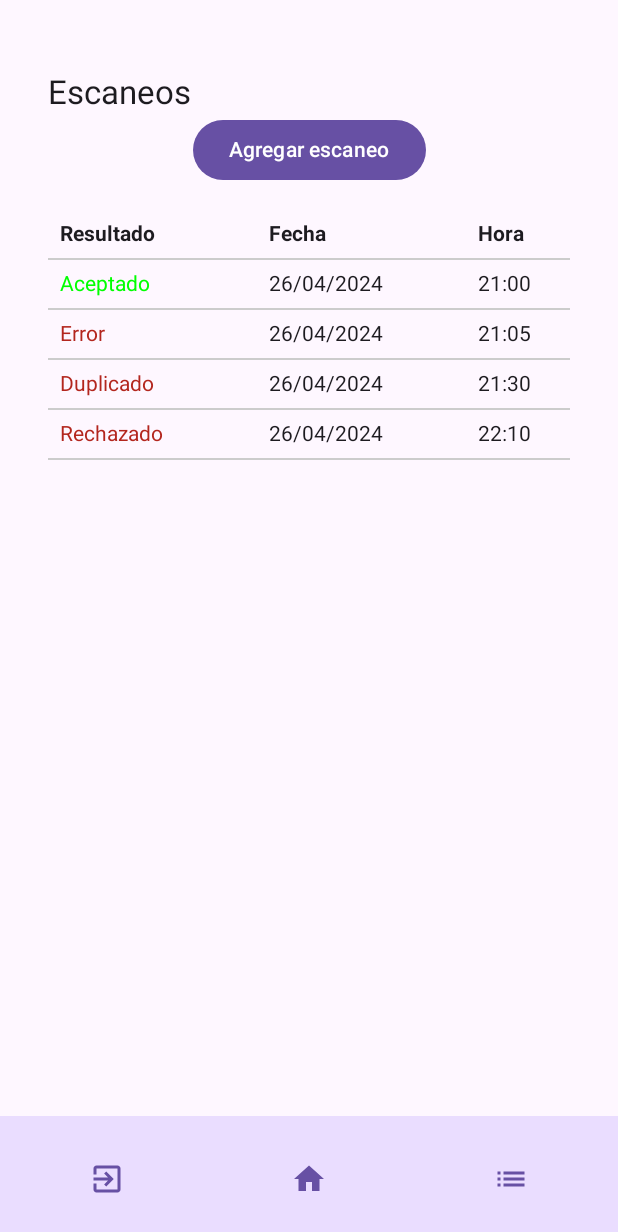
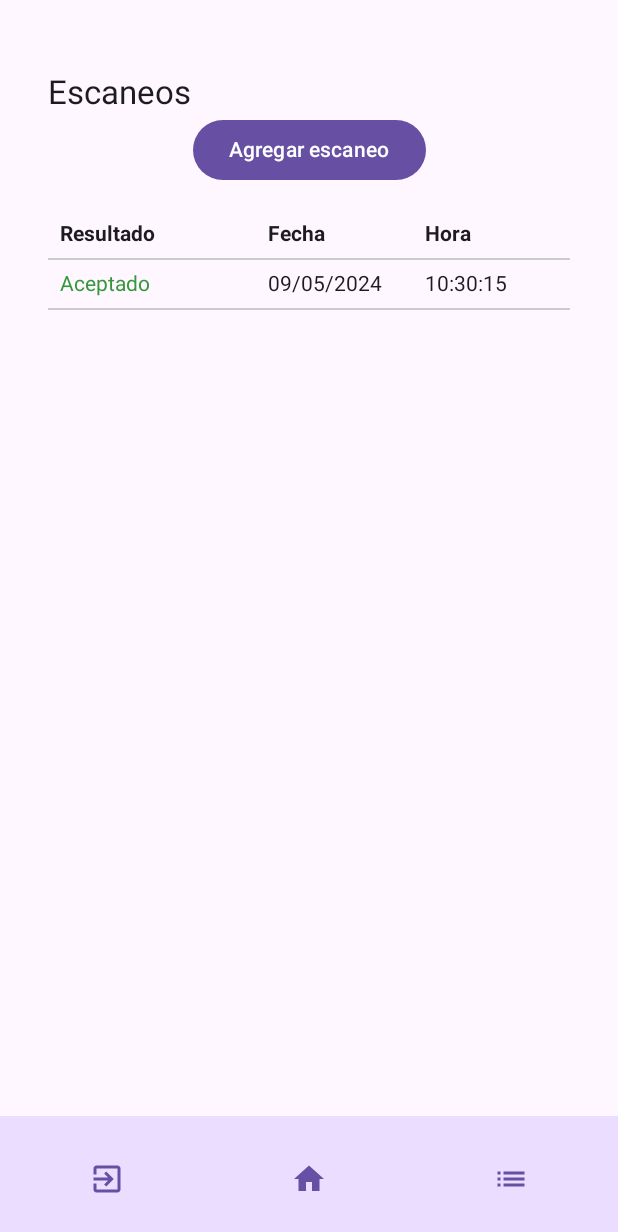
Before and after one commit to JSamuelAP/copytickets-app, an Android app built with Jetpack Compose: the @Preview function LogsScreenPreview, on a phone screen of 412 x 824 dp. Shown: the top 1232 px of the screen. Run offline under Robolectric (Android 15) with nearby library versions, the phone set to English and light mode, and no system bars.

Commit message:
Leer escaneos de la base de datos
Se obtienen los escaneos de la BD y se imprimen en la tabla.
Se cambia el color verde de los escaneos existosos.
Se reduce el tiempo de carga al iniciar sesión.

```diff
--- a/app/src/main/java/com/example/copytickets/screens/LogsScreen.kt
+++ b/app/src/main/java/com/example/copytickets/screens/LogsScreen.kt
@@ -19,6 +19,8 @@ import androidx.compose.material3.MaterialTheme
 import androidx.compose.material3.Scaffold
 import androidx.compose.material3.Text
 import androidx.compose.runtime.Composable
+import androidx.compose.runtime.collectAsState
+import androidx.compose.runtime.getValue
 import androidx.compose.runtime.rememberCoroutineScope
 import androidx.compose.ui.Alignment
 import androidx.compose.ui.Modifier
@@ -34,6 +36,7 @@ import com.example.copytickets.ui.escaneos.data.Escaneo
 import com.example.copytickets.ui.components.BottomBar
 import com.example.copytickets.ui.escaneos.ui.EscaneoViewModel
 import kotlinx.coroutines.launch
+import kotlinx.coroutines.flow.Flow
 
 @RequiresApi(Build.VERSION_CODES.O)
 @Composable
@@ -59,12 +62,7 @@ fun LogsContent(
         verticalArrangement = Arrangement.Center,
         horizontalAlignment = Alignment.CenterHorizontally
     ) {
-        val data = listOf(
-            Escaneo(1, 1, "26/04/2024", "21:00", "Aceptado"),
-            Escaneo(2, 1, "26/04/2024", "21:05", "Error"),
-            Escaneo(3, 1, "26/04/2024", "21:30", "Duplicado"),
-            Escaneo(4, 1, "26/04/2024", "22:10", "Rechazado")
-        )
+        val escaneos = viewModel.getLogs(1)
         Text(
             text = "Escaneos",
             style = MaterialTheme.typography.titleLarge,
@@ -80,18 +78,19 @@ fun LogsContent(
         }) {
             Text("Agregar escaneo")
         }
-        Table(escaneos = data)
+        Table(escaneos)
     }
 }
 
 @Composable
 fun Table(
-    escaneos: List<Escaneo>,
+    data: Flow<List<Escaneo>>,
     modifier: Modifier = Modifier
 ) {
+    val escaneos by data.collectAsState(initial = emptyList())
     val column1Weight = .4f
-    val column2Weight = .4f
-    val column3Weight = .2f
+    val column2Weight = .3f
+    val column3Weight = .3f
 
     LazyColumn(
         modifier
@@ -136,7 +135,7 @@ fun RowScope.TableCell(
         text = text,
         fontWeight = if (heading) FontWeight.Bold else FontWeight.Normal,
         color = when (text) {
-            "Aceptado" -> Color.Green
+            "Aceptado" -> Color(53, 151, 57, 255)
             "Error", "Duplicado", "Rechazado" -> MaterialTheme.colorScheme.error
             else -> MaterialTheme.colorScheme.onSurface
         },
--- a/app/src/main/java/com/example/copytickets/ui/escaneos/ui/EscaneoViewModel.kt
+++ b/app/src/main/java/com/example/copytickets/ui/escaneos/ui/EscaneoViewModel.kt
@@ -5,6 +5,7 @@ import androidx.annotation.RequiresApi
 import androidx.lifecycle.ViewModel
 import com.example.copytickets.ui.escaneos.data.Escaneo
 import com.example.copytickets.ui.escaneos.data.EscaneosRepository
+import kotlinx.coroutines.flow.Flow
 import java.time.LocalDate
 import java.time.LocalTime
 import java.time.format.DateTimeFormatter
@@ -26,4 +27,6 @@ class EscaneoViewModel(private val escaneosRepository: EscaneosRepository) : Vie
 
         escaneosRepository.insertLog(escaneo)
     }
+
+    fun getLogs(escaner: Int): Flow<List<Escaneo>> = escaneosRepository.getAllLogsStream(escaner)
 }
--- a/app/src/main/java/com/example/copytickets/ui/login/ui/LoginViewModel.kt
+++ b/app/src/main/java/com/example/copytickets/ui/login/ui/LoginViewModel.kt
@@ -31,7 +31,7 @@ class LoginViewModel(val navController: NavController) : ViewModel() {
 
     suspend fun onLogin() {
         _isLoading.value = true
-        delay(3000)
+        delay(2000)
         navController.navigate(route = AppScreens.ScannerScreen.route)
         _isLoading.value = false
     }
```
